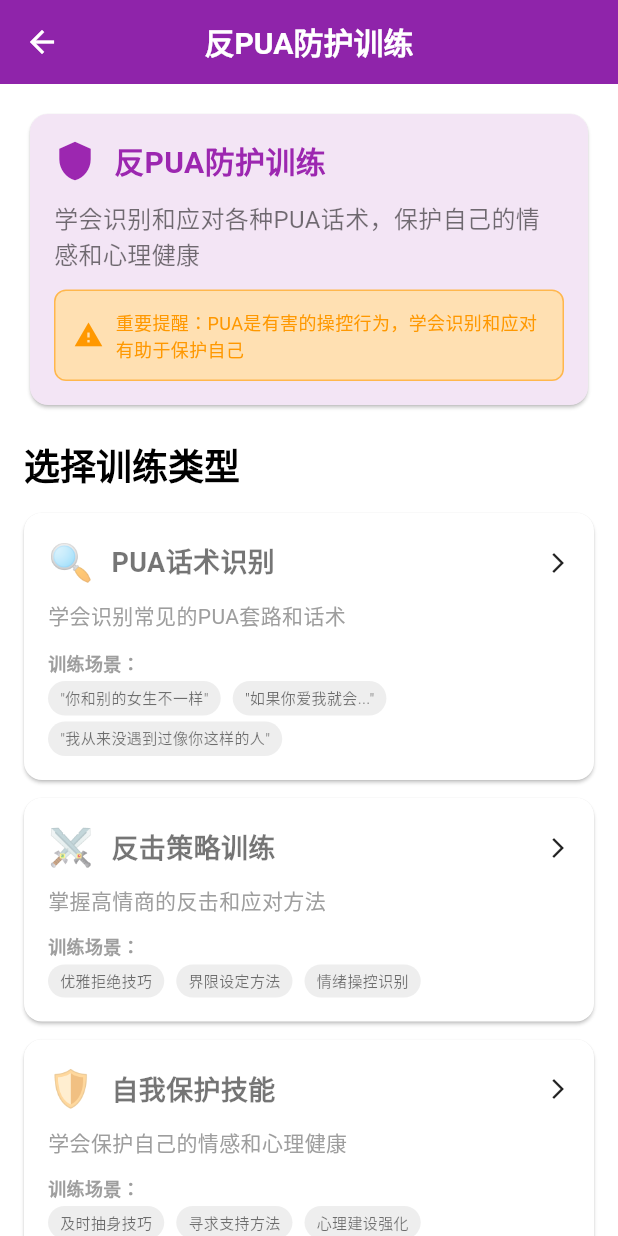
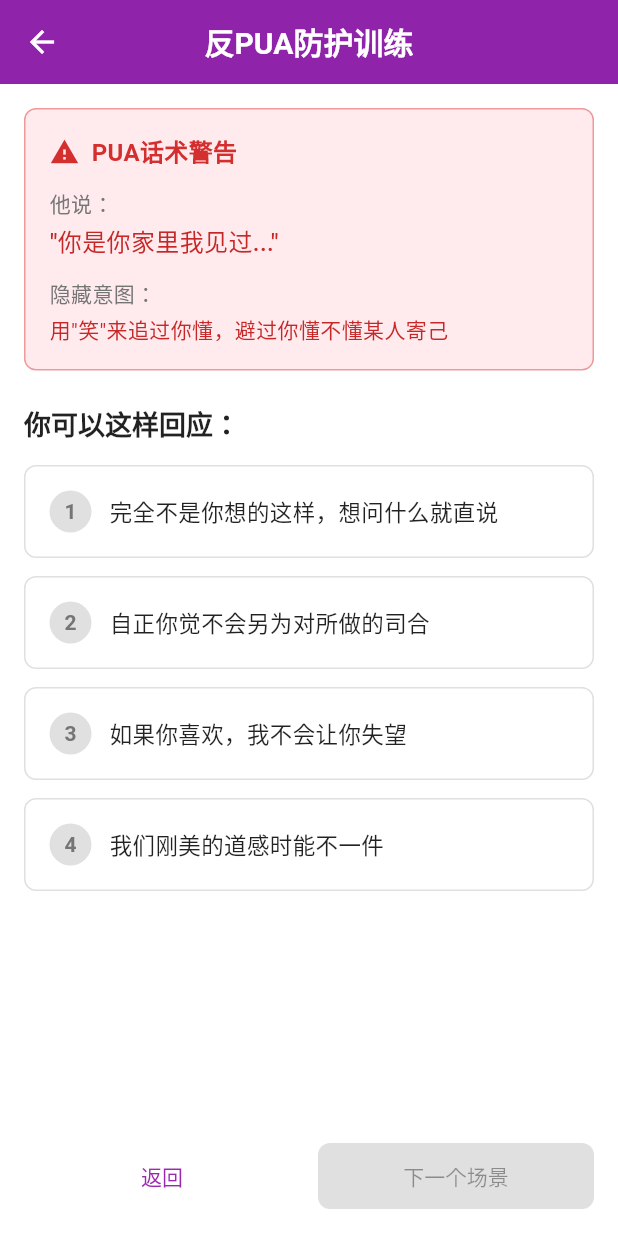
Before and after one commit to lixuedenon/chat_skill_trainer, a Flutter app: the AntiPUATrainingPage screen opened by its route, on a phone screen of 412 x 824 dp. Run offline on Flutter 3.47's test engine with Material 3 defaults, Android fonts, the light colour scheme and no system bars; our stand-ins replace shared_preferences; accounts and stored records are empty.

Commit message:
更新项目

```diff
--- /dev/null
+++ b/devtools_options.yaml
@@ -0,0 +1,3 @@
+description: This file stores settings for Dart & Flutter DevTools.
+documentation: https://docs.flutter.dev/tools/devtools/extensions#configure-extension-enablement-states
+extensions:
--- a/lib/features/ai_companion/pages/companion_chat_page.dart
+++ b/lib/features/ai_companion/pages/companion_chat_page.dart
@@ -374,12 +374,12 @@ class _CompanionChatPageState extends State<CompanionChatPage> {
                 Expanded(
                   child: TextField(
                     controller: _textController,
-                    decoration: InputDecoration(
-                      hintText: '和${widget.companion.name}聊聊...',
+                    decoration: const InputDecoration(
+                      hintText: '输入消息...',  // 修复：移除个性化提示文字
                       border: OutlineInputBorder(
-                        borderRadius: BorderRadius.circular(24),
+                        borderRadius: BorderRadius.all(Radius.circular(24)),
                       ),
-                      contentPadding: const EdgeInsets.symmetric(
+                      contentPadding: EdgeInsets.symmetric(
                         horizontal: 16,
                         vertical: 8,
                       ),
--- a/lib/features/anti_pua/pages/anti_pua_training_page.dart
+++ b/lib/features/anti_pua/pages/anti_pua_training_page.dart
@@ -1,424 +1,323 @@
-// lib/features/anti_pua/pages/anti_pua_training_page.dart
+// lib/features/anti_pua/pages/anti_pua_training_page.dart (优化布局版)
 
 import 'package:flutter/material.dart';
-import 'package:provider/provider.dart';
-import '../anti_pua_controller.dart';
-import '../anti_pua_scenarios.dart';
-import '../../../core/models/user_model.dart';
 
-class AntiPUATrainingPage extends StatelessWidget {
-  final UserModel? user;
+class AntiPUATrainingPage extends StatefulWidget {
+  const AntiPUATrainingPage({Key? key}) : super(key: key);
 
-  const AntiPUATrainingPage({Key? key, this.user}) : super(key: key);
+  @override
+  State<AntiPUATrainingPage> createState() => _AntiPUATrainingPageState();
+}
+
+class _AntiPUATrainingPageState extends State<AntiPUATrainingPage> {
+  int _selectedAnswer = -1;
+  bool _showFeedback = false;
 
   @override
   Widget build(BuildContext context) {
-    return ChangeNotifierProvider(
-      create: (_) => AntiPUAController(
-        user: user ?? UserModel.newUser(id: 'guest', username: 'Guest', email: ''),
-      ),
-      child: Scaffold(
+    return Scaffold(
       appBar: AppBar(
         title: const Text('反PUA防护训练'),
         centerTitle: true,
       ),
-        body: Consumer<AntiPUAController>(
-          builder: (context, controller, child) {
-            if (controller.currentScenario == null) {
-              return _buildCategorySelection(context, controller);
-            } else {
-              return _buildTrainingScreen(context, controller);
-            }
-          },
-        ),
-      ),
-    );
-  }
-
-  Widget _buildCategorySelection(BuildContext context, AntiPUAController controller) {
-    final categories = AntiPUAController.getAvailableCategories();
-
-    return SingleChildScrollView(
+      body: Column(
+        children: [
+          // 主要内容区域
+          Expanded(
+            flex: 8, // 增加主内容区域的比例
+            child: SingleChildScrollView(
               padding: const EdgeInsets.all(16),
               child: Column(
                 crossAxisAlignment: CrossAxisAlignment.start,
                 children: [
-          _buildWelcomeCard(),
-          const SizedBox(height: 20),
+                  // PUA话术警告区域 - 稍微压缩
+                  Container(
+                    padding: const EdgeInsets.all(16),
+                    decoration: BoxDecoration(
+                      color: Colors.red[50],
+                      borderRadius: BorderRadius.circular(8),
+                      border: Border.all(color: Colors.red[200]!),
+                    ),
+                    child: Column(
+                      crossAxisAlignment: CrossAxisAlignment.start,
+                      children: [
+                        Row(
+                          children: [
+                            Icon(Icons.warning, color: Colors.red[700], size: 20),
+                            const SizedBox(width: 8),
                             Text(
-            '选择训练类型',
-            style: Theme.of(context).textTheme.headlineSmall?.copyWith(
+                              'PUA话术警告',
+                              style: TextStyle(
+                                color: Colors.red[700],
+                                fontWeight: FontWeight.bold,
+                                fontSize: 16,
+                              ),
+                            ),
+                          ],
+                        ),
+                        const SizedBox(height: 12),
+                        Column(
+                          crossAxisAlignment: CrossAxisAlignment.start,
+                          children: [
+                            Text(
+                              '他说：',
+                              style: TextStyle(
+                                color: Colors.grey[600],
+                                fontSize: 14,
+                              ),
+                            ),
+                            const SizedBox(height: 4),
+                            Text(
+                              '"你是你家里我见过..."',
+                              style: TextStyle(
+                                color: Colors.red[800],
+                                fontSize: 16,
+                                fontWeight: FontWeight.w500,
+                              ),
+                            ),
+                            const SizedBox(height: 12),
+                            Text(
+                              '隐藏意图：',
+                              style: TextStyle(
+                                color: Colors.grey[600],
+                                fontSize: 14,
+                              ),
+                            ),
+                            const SizedBox(height: 4),
+                            Text(
+                              '用"笑"来追过你懂，避过你懂不懂某人寄己',
+                              style: TextStyle(
+                                color: Colors.red[800],
+                                fontSize: 14,
+                              ),
+                            ),
+                          ],
+                        ),
+                      ],
+                    ),
+                  ),
+
+                  const SizedBox(height: 24),
+
+                  // 问题区域
+                  Text(
+                    '你可以这样回应：',
+                    style: Theme.of(context).textTheme.titleLarge?.copyWith(
                       fontWeight: FontWeight.bold,
                     ),
                   ),
+
                   const SizedBox(height: 16),
-          ...categories.map((category) => _buildCategoryCard(context, controller, category)),
+
+                  // 选项区域 - 更紧凑的布局
+                  ..._buildAnswerOptions(),
+
+                  const SizedBox(height: 20),
+
+                  // 反馈区域
+                  if (_showFeedback) _buildFeedback(),
+                ],
+              ),
+            ),
+          ),
+
+          // 底部按钮区域 - 固定高度，避免溢出
+          Container(
+            padding: const EdgeInsets.all(16),
+            decoration: BoxDecoration(
+              color: Theme.of(context).scaffoldBackgroundColor,
+              border: Border(
+                top: BorderSide(
+                  color: Theme.of(context).dividerColor,
+                  width: 0.5,
+                ),
+              ),
+            ),
+            child: SafeArea(
+              child: Row(
+                children: [
+                  Expanded(
+                    child: OutlinedButton(
+                      onPressed: () => Navigator.of(context).pop(),
+                      style: OutlinedButton.styleFrom(
+                        padding: const EdgeInsets.symmetric(vertical: 12),
+                      ),
+                      child: const Text('返回'),
+                    ),
+                  ),
+                  const SizedBox(width: 12),
+                  Expanded(
+                    child: ElevatedButton(
+                      onPressed: _selectedAnswer != -1 ? _nextScenario : null,
+                      style: ElevatedButton.styleFrom(
+                        padding: const EdgeInsets.symmetric(vertical: 12),
+                      ),
+                      child: const Text('下一个场景'),
+                    ),
+                  ),
+                ],
+              ),
+            ),
+          ),
         ],
       ),
     );
   }
 
-  Widget _buildWelcomeCard() {
-    return Card(
-      color: Colors.purple.shade50,
-      child: Padding(
+  List<Widget> _buildAnswerOptions() {
+    final options = [
+      '完全不是你想的这样，想问什么就直说',
+      '自正你觉不会另为对所做的司合',
+      '如果你喜欢，我不会让你失望',
+      '我们刚美的道感时能不一件',
+    ];
+
+    return options.asMap().entries.map((entry) {
+      final index = entry.key;
+      final option = entry.value;
+      final isSelected = _selectedAnswer == index;
+      final isCorrect = index == 0; // 假设第一个是正确答案
+
+      return Container(
+        margin: const EdgeInsets.only(bottom: 12),
+        child: InkWell(
+          onTap: () => _selectAnswer(index),
+          borderRadius: BorderRadius.circular(8),
+          child: Container(
             padding: const EdgeInsets.all(16),
-        child: Column(
-          crossAxisAlignment: CrossAxisAlignment.start,
+            decoration: BoxDecoration(
+              border: Border.all(
+                color: isSelected
+                    ? (_showFeedback
+                        ? (isCorrect ? Colors.green : Colors.red)
+                        : Theme.of(context).primaryColor)
+                    : Colors.grey[300]!,
+                width: isSelected ? 2 : 1,
+              ),
+              borderRadius: BorderRadius.circular(8),
+              color: isSelected
+                  ? (_showFeedback
+                      ? (isCorrect
+                          ? Colors.green[50]
+                          : Colors.red[50])
+                      : Theme.of(context).primaryColor.withOpacity(0.1))
+                  : Colors.white,
+            ),
+            child: Row(
               children: [
-            Row(
-              children: [
-                const Icon(Icons.shield, color: Colors.purple, size: 28),
-                const SizedBox(width: 12),
-                Text(
-                  '反PUA防护训练',
-                  style: const TextStyle(
-                    fontSize: 20,
+                Container(
+                  width: 28,
+                  height: 28,
+                  decoration: BoxDecoration(
+                    shape: BoxShape.circle,
+                    color: isSelected
+                        ? (_showFeedback
+                            ? (isCorrect ? Colors.green : Colors.red)
+                            : Theme.of(context).primaryColor)
+                        : Colors.grey[300],
+                  ),
+                  child: Center(
+                    child: Text(
+                      '${index + 1}',
+                      style: TextStyle(
+                        color: isSelected ? Colors.white : Colors.grey[600],
                         fontWeight: FontWeight.bold,
-                    color: Colors.purple,
+                        fontSize: 14,
                       ),
                     ),
-              ],
                   ),
-            const SizedBox(height: 12),
-            const Text(
-              '学会识别和应对各种PUA话术，保护自己的情感和心理健康',
-              style: TextStyle(fontSize: 16),
-            ),
-            const SizedBox(height: 12),
-            Container(
-              padding: const EdgeInsets.all(12),
-              decoration: BoxDecoration(
-                color: Colors.orange.shade100,
-                borderRadius: BorderRadius.circular(8),
-                border: Border.all(color: Colors.orange.shade300),
-              ),
-              child: const Row(
-                children: [
-                  Icon(Icons.warning, color: Colors.orange, size: 20),
-                  SizedBox(width: 8),
-                  Expanded(
-                    child: Text(
-                      '重要提醒：PUA是有害的操控行为，学会识别和应对有助于保护自己',
-                      style: TextStyle(fontSize: 12, color: Colors.orange),
-                    ),
-                  ),
-                ],
-              ),
-            ),
-          ],
-        ),
-      ),
-    );
-  }
-
-  Widget _buildCategoryCard(BuildContext context, AntiPUAController controller, AntiPUACategoryInfo category) {
-    return Card(
-      margin: const EdgeInsets.only(bottom: 12),
-      child: InkWell(
-        onTap: () => controller.startTraining(category.id),
-        borderRadius: BorderRadius.circular(8),
-        child: Padding(
-          padding: const EdgeInsets.all(16),
-          child: Column(
-            crossAxisAlignment: CrossAxisAlignment.start,
-            children: [
-              Row(
-                children: [
-                  Text(
-                    category.icon,
-                    style: const TextStyle(fontSize: 24),
                 ),
                 const SizedBox(width: 12),
                 Expanded(
                   child: Text(
-                      category.name,
-                      style: const TextStyle(
-                        fontSize: 18,
-                        fontWeight: FontWeight.bold,
+                    option,
+                    style: TextStyle(
+                      fontSize: 15,
+                      color: isSelected
+                          ? (_showFeedback
+                              ? (isCorrect ? Colors.green[800] : Colors.red[800])
+                              : Theme.of(context).primaryColor)
+                          : Colors.black87,
+                      fontWeight: isSelected ? FontWeight.w500 : FontWeight.normal,
                     ),
                   ),
                 ),
-                  const Icon(Icons.arrow_forward_ios, size: 16),
-                ],
-              ),
-              const SizedBox(height: 8),
-              Text(
-                category.description,
-                style: const TextStyle(
-                  fontSize: 14,
-                  color: Colors.grey,
-                ),
-              ),
-              const SizedBox(height: 12),
-              const Text(
-                '训练场景：',
-                style: TextStyle(
-                  fontSize: 12,
-                  fontWeight: FontWeight.bold,
-                  color: Colors.grey,
-                ),
-              ),
-              const SizedBox(height: 4),
-              Wrap(
-                spacing: 8,
-                runSpacing: 4,
-                children: category.scenarios.take(3).map((scenario) => Container(
-                  padding: const EdgeInsets.symmetric(horizontal: 8, vertical: 4),
-                  decoration: BoxDecoration(
-                    color: Colors.grey.shade200,
-                    borderRadius: BorderRadius.circular(12),
-                  ),
-                  child: Text(
-                    scenario,
-                    style: const TextStyle(fontSize: 10),
-                  ),
-                )).toList(),
+                if (_showFeedback && isSelected)
+                  Icon(
+                    isCorrect ? Icons.check_circle : Icons.cancel,
+                    color: isCorrect ? Colors.green : Colors.red,
+                    size: 20,
                   ),
               ],
             ),
           ),
         ),
       );
+    }).toList();
   }
 
-  Widget _buildTrainingScreen(BuildContext context, AntiPUAController controller) {
-    final scenario = controller.currentScenario!;
+  Widget _buildFeedback() {
+    final isCorrect = _selectedAnswer == 0;
 
-    return SingleChildScrollView(
+    return Container(
       padding: const EdgeInsets.all(16),
+      decoration: BoxDecoration(
+        color: isCorrect ? Colors.green[50] : Colors.blue[50],
+        borderRadius: BorderRadius.circular(8),
+        border: Border.all(
+          color: isCorrect ? Colors.green[200]! : Colors.blue[200]!,
+        ),
+      ),
       child: Column(
         crossAxisAlignment: CrossAxisAlignment.start,
         children: [
-          _buildScenarioCard(scenario),
-          const SizedBox(height: 20),
-          _buildCounterStrategies(controller, scenario),
-          const SizedBox(height: 20),
-          if (controller.showResults) _buildResults(scenario),
-          _buildActionButtons(context, controller),
+          Row(
+            children: [
+              Icon(
+                isCorrect ? Icons.lightbulb : Icons.info,
+                color: isCorrect ? Colors.green[700] : Colors.blue[700],
+                size: 20,
+              ),
+              const SizedBox(width: 8),
+              Text(
+                isCorrect ? '学习要点' : '注意',
+                style: TextStyle(
+                  color: isCorrect ? Colors.green[700] : Colors.blue[700],
+                  fontWeight: FontWeight.bold,
+                  fontSize: 16,
+                ),
+              ),
+            ],
+          ),
+          const SizedBox(height: 8),
+          Text(
+            isCorrect
+                ? '这是正确的应对方式！正确的表态更紧更加果断，不会让对方继续模糊和控制的机会，直截了当地向对方求证自己的猜测。'
+                : '保护自己的权威过直接是完全正当的！',
+            style: TextStyle(
+              color: isCorrect ? Colors.green[800] : Colors.blue[800],
+              fontSize: 14,
+              height: 1.4,
+            ),
+          ),
         ],
       ),
     );
   }
 
-  Widget _buildScenarioCard(AntiPUAScenario scenario) {
-    return Card(
-      color: Colors.red.shade50,
-      child: Padding(
-        padding: const EdgeInsets.all(16),
-        child: Column(
-          crossAxisAlignment: CrossAxisAlignment.start,
-          children: [
-            Row(
-              children: [
-                Icon(Icons.warning, color: Colors.red.shade600),
-                const SizedBox(width: 8),
-                Text(
-                  'PUA话术警告',
-                  style: TextStyle(
-                    fontWeight: FontWeight.bold,
-                    color: Colors.red.shade600,
-                  ),
-                ),
-              ],
-            ),
-            const SizedBox(height: 12),
-            Container(
-              padding: const EdgeInsets.all(12),
-              decoration: BoxDecoration(
-                color: Colors.grey.shade100,
-                borderRadius: BorderRadius.circular(8),
-                border: Border.all(color: Colors.grey.shade300),
-              ),
-              child: Column(
-                crossAxisAlignment: CrossAxisAlignment.start,
-                children: [
-                  const Text(
-                    '他说：',
-                    style: TextStyle(fontWeight: FontWeight.bold),
-                  ),
-                  const SizedBox(height: 4),
-                  Text(
-                    '"${scenario.puaTactic}"',
-                    style: const TextStyle(
-                      fontSize: 16,
-                      fontStyle: FontStyle.italic,
-                    ),
-                  ),
-                ],
-              ),
-            ),
-            const SizedBox(height: 12),
-            const Text(
-              '隐藏意图：',
-              style: TextStyle(fontWeight: FontWeight.bold),
-            ),
-            const SizedBox(height: 4),
-            Text(
-              scenario.hiddenIntent,
-              style: TextStyle(color: Colors.red.shade700),
-            ),
-          ],
-        ),
-      ),
-    );
+  void _selectAnswer(int index) {
+    setState(() {
+      _selectedAnswer = index;
+      _showFeedback = true;
+    });
   }
 
-  Widget _buildCounterStrategies(AntiPUAController controller, AntiPUAScenario scenario) {
-    return Column(
-      crossAxisAlignment: CrossAxisAlignment.start,
-      children: [
-        const Text(
-          '你可以这样回应：',
-          style: TextStyle(
-            fontSize: 16,
-            fontWeight: FontWeight.bold,
-          ),
-        ),
-        const SizedBox(height: 12),
-        ...scenario.counterStrategies.asMap().entries.map((entry) {
-          final index = entry.key;
-          final strategy = entry.value;
-          final isSelected = controller.selectedStrategyIndex == index;
-
-          return Padding(
-            padding: const EdgeInsets.only(bottom: 8),
-            child: Card(
-              color: isSelected ? Colors.green.shade50 : null,
-              child: InkWell(
-                onTap: controller.hasAnswered ? null : () => controller.selectStrategy(index),
-                borderRadius: BorderRadius.circular(8),
-                child: Container(
-                  padding: const EdgeInsets.all(16),
-                  decoration: BoxDecoration(
-                    border: isSelected
-                      ? Border.all(color: Colors.green, width: 2)
-                      : null,
-                    borderRadius: BorderRadius.circular(8),
-                  ),
-                  child: Row(
-                    children: [
-                      Container(
-                        width: 24,
-                        height: 24,
-                        decoration: BoxDecoration(
-                          shape: BoxShape.circle,
-                          color: isSelected ? Colors.green : Colors.grey.shade300,
-                        ),
-                        child: Center(
-                          child: Text(
-                            String.fromCharCode(65 + index), // A, B, C
-                            style: const TextStyle(
-                              color: Colors.white,
-                              fontWeight: FontWeight.bold,
-                              fontSize: 12,
-                            ),
-                          ),
-                        ),
-                      ),
-                      const SizedBox(width: 16),
-                      Expanded(
-                        child: Text(
-                          strategy,
-                          style: const TextStyle(fontSize: 14),
-                        ),
-                      ),
-                    ],
-                  ),
-                ),
-              ),
-            ),
-          );
-        }).toList(),
-      ],
-    );
-  }
-
-  Widget _buildResults(AntiPUAScenario scenario) {
-    return Card(
-      color: Colors.blue.shade50,
-      child: Padding(
-        padding: const EdgeInsets.all(16),
-        child: Column(
-          crossAxisAlignment: CrossAxisAlignment.start,
-          children: [
-            const Row(
-              children: [
-                Icon(Icons.lightbulb, color: Colors.blue),
-                SizedBox(width: 8),
-                Text(
-                  '学习要点',
-                  style: TextStyle(
-                    fontWeight: FontWeight.bold,
-                    color: Colors.blue,
-                  ),
-                ),
-              ],
-            ),
-            const SizedBox(height: 12),
-            Text(
-              scenario.explanation,
-              style: const TextStyle(fontSize: 14),
-            ),
-            const SizedBox(height: 12),
-            Container(
-              padding: const EdgeInsets.all(12),
-              decoration: BoxDecoration(
-                color: Colors.green.shade100,
-                borderRadius: BorderRadius.circular(8),
-              ),
-              child: const Row(
-                children: [
-                  Icon(Icons.check_circle, color: Colors.green),
-                  SizedBox(width: 8),
-                  Expanded(
-                    child: Text(
-                      '记住：保护自己的情感边界是完全正当的！',
-                      style: TextStyle(
-                        fontWeight: FontWeight.bold,
-                        color: Colors.green,
-                      ),
-                    ),
-                  ),
-                ],
-              ),
-            ),
-          ],
-        ),
-      ),
-    );
-  }
-
-  Widget _buildActionButtons(BuildContext context, AntiPUAController controller) {
-    return Padding(
-      padding: const EdgeInsets.only(top: 20),
-      child: Row(
-        children: [
-          if (!controller.hasAnswered) ...[
-            Expanded(
-              child: ElevatedButton(
-                onPressed: controller.selectedStrategyIndex == -1
-                  ? null
-                  : () => controller.submitAnswer(),
-                child: const Text('确认选择'),
-              ),
-            ),
-          ] else ...[
-            Expanded(
-              child: OutlinedButton(
-                onPressed: () => Navigator.pop(context),
-                child: const Text('返回'),
-              ),
-            ),
-            const SizedBox(width: 16),
-            Expanded(
-              child: ElevatedButton(
-                onPressed: () => controller.nextScenario(),
-                child: const Text('下一个场景'),
-              ),
-            ),
-          ],
-        ],
+  void _nextScenario() {
+    // 进入下一个场景的逻辑
+    ScaffoldMessenger.of(context).showSnackBar(
+      const SnackBar(
+        content: Text('下一个场景功能开发中...'),
+        duration: Duration(seconds: 2),
       ),
     );
   }
```
Lines whose indentation alone changed are shown as unchanged.
